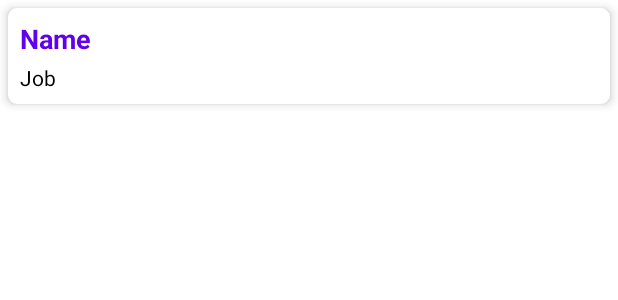
After one commit to alimarangoz/Almer-Service-App, an Android app: the layout accommodator_item.xml on its own in the app's theme, with its tools: preview values and no code run, on a phone screen of 412 x 824 dp. The commit adds this screen. Shown: the top 300 px of the screen. Run offline under Robolectric (Android 15) with nearby library versions, the light colour scheme and no system bars.

Commit message:
Accommodator part is completed by using RVAdapter and Firestore.

```diff
--- a/app/build.gradle
+++ b/app/build.gradle
@@ -1,5 +1,6 @@
 plugins {
     id 'com.android.application'
+    id 'com.google.gms.google-services'
 }
 
 android {
@@ -40,7 +41,10 @@ dependencies {
     implementation 'androidx.navigation:navigation-ui:2.3.5'
     implementation 'androidx.lifecycle:lifecycle-livedata-ktx:2.3.1'
     implementation 'androidx.lifecycle:lifecycle-viewmodel-ktx:2.3.1'
+    implementation 'com.google.firebase:firebase-database:20.0.3'
     testImplementation 'junit:junit:4.+'
     androidTestImplementation 'androidx.test.ext:junit:1.1.3'
     androidTestImplementation 'androidx.test.espresso:espresso-core:3.4.0'
+    implementation platform('com.google.firebase:firebase-bom:29.0.3')
+    implementation 'com.google.firebase:firebase-firestore'
 }
--- a/app/src/main/AndroidManifest.xml
+++ b/app/src/main/AndroidManifest.xml
@@ -1,6 +1,9 @@
 <?xml version="1.0" encoding="utf-8"?>
 <manifest xmlns:android="http://schemas.android.com/apk/res/android"
     package="com.example.myapplication">
+
+    <uses-permission android:name="android.permission.INTERNET" />
+    <uses-permission android:name="android.permission.ACCESS_NETWORK_STATE" />
 
     <application
         android:allowBackup="true"
--- /dev/null
+++ b/app/src/main/res/layout/accommodator_item.xml
@@ -0,0 +1,42 @@
+<?xml version="1.0" encoding="utf-8"?>
+<androidx.cardview.widget.CardView
+    xmlns:android="http://schemas.android.com/apk/res/android"
+    xmlns:app="http://schemas.android.com/apk/res-auto"
+    android:id="@+id/idCVAccommodatorItem"
+    android:layout_width="match_parent"
+    android:layout_height="wrap_content"
+    android:layout_margin="5dp"
+    app:cardCornerRadius="6dp"
+    app:cardElevation="4dp">
+
+    <LinearLayout
+        android:layout_width="match_parent"
+        android:layout_height="wrap_content"
+        android:layout_margin="2dp"
+        android:orientation="vertical"
+        android:padding="4dp">
+
+
+        <TextView
+            android:id="@+id/idAccommodatorsName"
+            android:layout_width="match_parent"
+            android:layout_height="wrap_content"
+            android:padding="2dp"
+            android:text="Name"
+            android:textColor="@color/purple_500"
+            android:textSize="18sp"
+            android:textStyle="bold" />
+
+
+        <TextView
+            android:id="@+id/idAcommodatorsJob"
+            android:layout_width="match_parent"
+            android:layout_height="wrap_content"
+            android:padding="2dp"
+            android:text="Job"
+            android:textColor="@color/black" />
+
+
+    </LinearLayout>
+
+</androidx.cardview.widget.CardView>
--- a/app/src/main/res/values/strings.xml
+++ b/app/src/main/res/values/strings.xml
@@ -6,8 +6,4 @@
         <item>Private Lesson</item>
         <item>Domestic Work</item>
     </string-array>
-    <string-array name="acommodators">
-        <item>Ali Marangoz - Web Design</item>
-        <item>Mertcan Onur - Private Lesson</item>
-    </string-array>
 </resources>
--- a/build.gradle
+++ b/build.gradle
@@ -6,6 +6,7 @@ buildscript {
     }
     dependencies {
         classpath "com.android.tools.build:gradle:7.0.2"
+        classpath 'com.google.gms:google-services:4.3.10'
 
         // NOTE: Do not place your application dependencies here; they belong
         // in the individual module build.gradle files
```
Also changed, not shown: app/src/main/java/com/example/myapplication/AccommodatorsActivity.java (+62 -5 lines), app/src/main/java/com/example/myapplication/AcommodatorRVAdapter.java (added, +52 -0 lines), app/src/main/java/com/example/myapplication/MainActivity.java (+16 -4 lines), app/src/main/java/com/example/myapplication/ProfileActivity.java (+61 -1 lines), app/src/main/java/com/example/myapplication/User.java (added, +59 -0 lines), app/src/main/res/layout/activity_accommodators.xml (+10 -20 lines), 1 other file.
